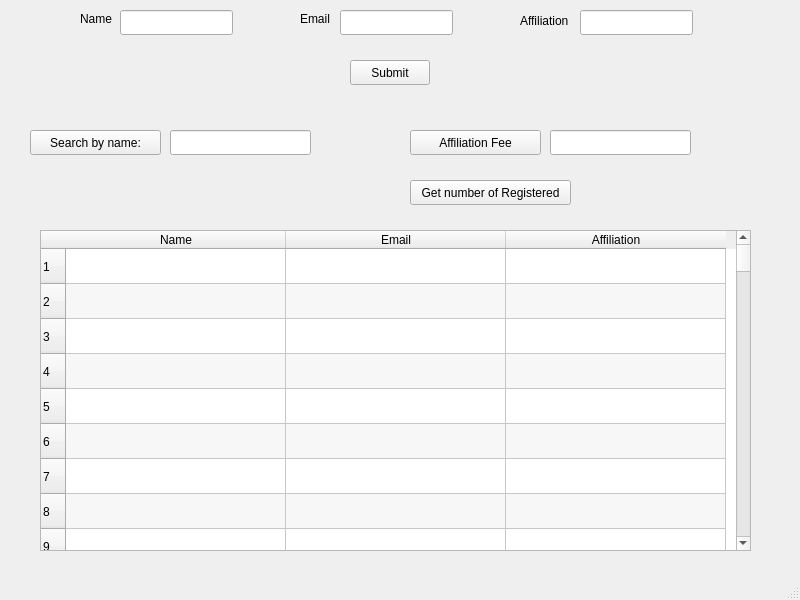
Tabish1511/4thYearAssignments, file cos3711/assignment_2/working/newnew_x1_gui_working/mainwindow.ui: the form before one commit.
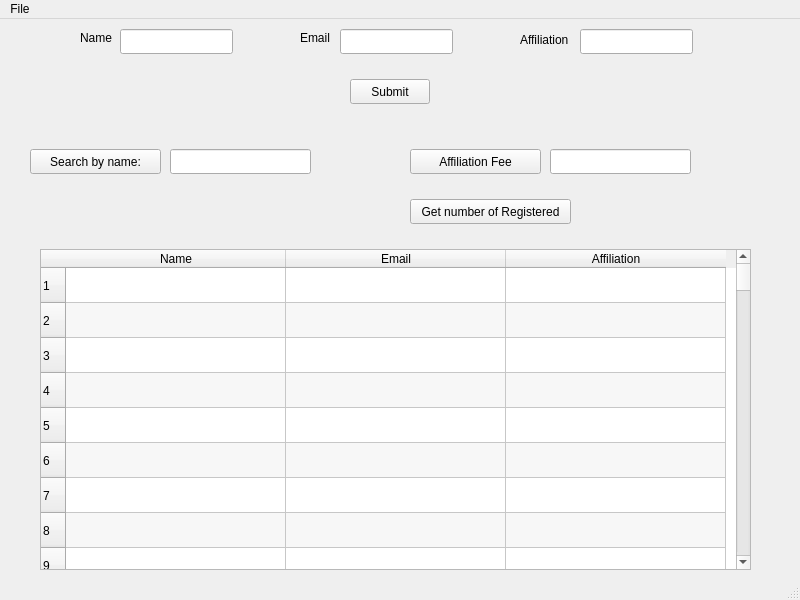
The form after the commit.

The edit to the form file:
```diff
--- a/cos3711/assignment_2/working/newnew_x1_gui_working/mainwindow.ui
+++ b/cos3711/assignment_2/working/newnew_x1_gui_working/mainwindow.ui
@@ -347,6 +347,13 @@
      <height>22</height>
     </rect>
    </property>
+   <widget class="QMenu" name="menuFile">
+    <property name="title">
+     <string>File</string>
+    </property>
+    <addaction name="actionSave"/>
+   </widget>
+   <addaction name="menuFile"/>
   </widget>
   <widget class="QStatusBar" name="statusbar"/>
  </widget>
```
Left out of the diff: 5 changed lines with no effect on the pictures.
